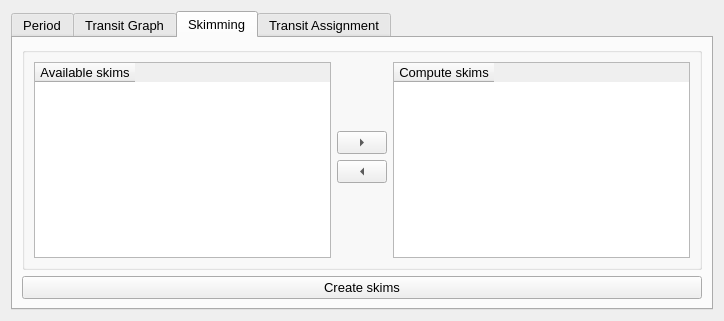
Before: the Qt Designer form qaequilibrae/modules/public_transport_procedures/forms/ui_skimming_assignment.ui in AequilibraE/qaequilibrae, drawn with Qt 5.
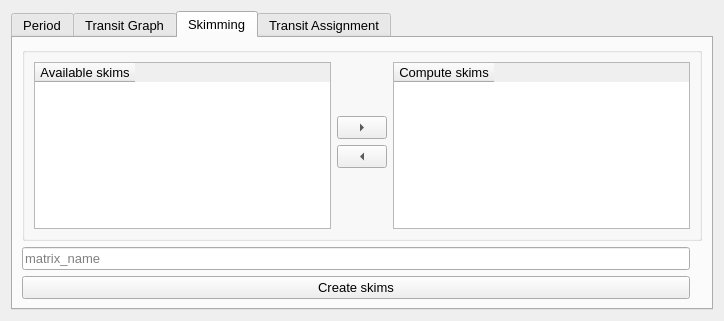
After: the same form once the commit is applied. The open tabs and pages were chosen to show the change.

```diff
--- a/qaequilibrae/modules/public_transport_procedures/forms/ui_skimming_assignment.ui
+++ b/qaequilibrae/modules/public_transport_procedures/forms/ui_skimming_assignment.ui
@@ -136,13 +136,6 @@
        <string>Skimming</string>
       </attribute>
       <layout class="QGridLayout" name="gridLayout_4">
-       <item row="1" column="0" colspan="3">
-        <widget class="QPushButton" name="but_create">
-         <property name="text">
-          <string>Create skims</string>
-         </property>
-        </widget>
-       </item>
        <item row="0" column="0" colspan="3">
         <widget class="QGroupBox" name="skims_2">
          <property name="sizePolicy">
@@ -312,6 +305,20 @@
          </layout>
         </widget>
        </item>
+       <item row="1" column="0">
+        <widget class="QLineEdit" name="ln_matrix_name">
+         <property name="placeholderText">
+          <string>matrix_name</string>
+         </property>
+        </widget>
+       </item>
+       <item row="2" column="0">
+        <widget class="QPushButton" name="but_create">
+         <property name="text">
+          <string>Create skims</string>
+         </property>
+        </widget>
+       </item>
       </layout>
      </widget>
      <widget class="QWidget" name="tab_assignment">
```
